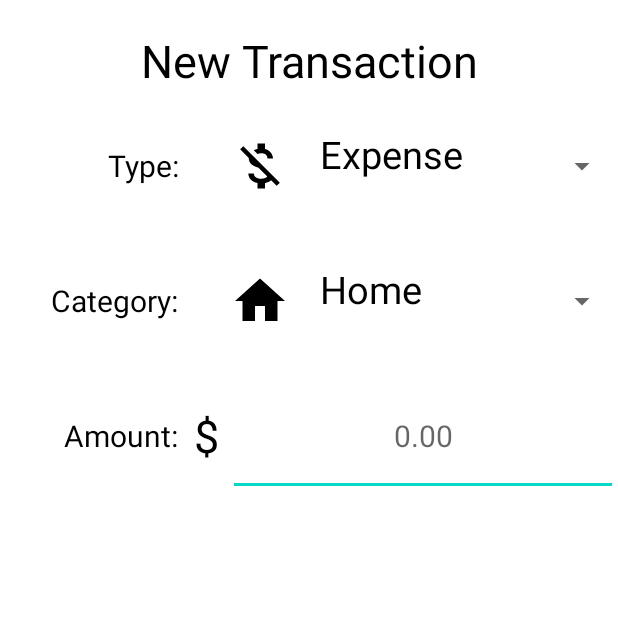
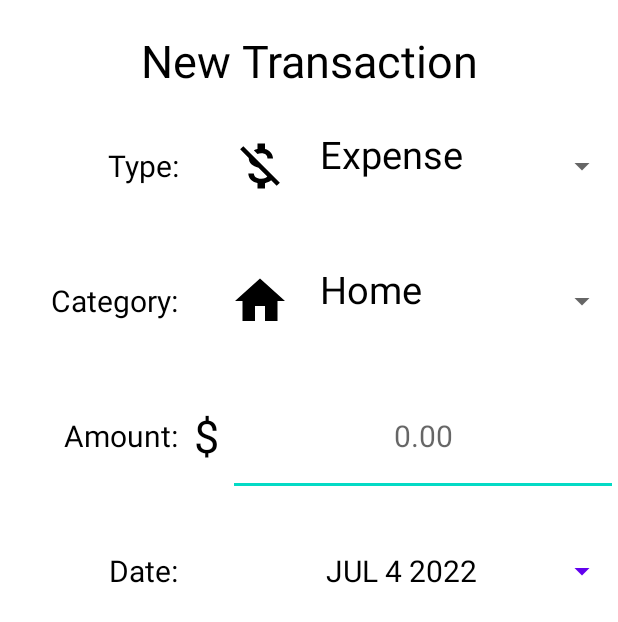
Before and after one commit to DeathlessKraken/expense-tracker, an Android app: the NewMoneyEventActivity screen opened directly, with no data from a screen before it, on a phone screen of 412 x 824 dp. Shown: the top 622 px of the screen. Run offline under Robolectric (Android 15) with nearby library versions, the phone set to English and light mode, and no system bars.

Commit message:
Added DatePicker button with todays date and max date

```diff
--- a/app/src/main/java/com/example/expensetracker/NewMoneyEventActivity.java
+++ b/app/src/main/java/com/example/expensetracker/NewMoneyEventActivity.java
@@ -2,19 +2,27 @@ package com.example.expensetracker;
 
 import androidx.appcompat.app.AppCompatActivity;
 
+import android.app.AlertDialog;
+import android.app.DatePickerDialog;
 import android.os.Bundle;
 import android.text.Editable;
 import android.text.TextWatcher;
+import android.view.View;
+import android.widget.Button;
+import android.widget.DatePicker;
 import android.widget.EditText;
 import android.widget.NumberPicker;
 import android.widget.Spinner;
+
+import java.util.Calendar;
 
 public class NewMoneyEventActivity extends AppCompatActivity {
 
     private Spinner categorySpinner;
     private Spinner typeSpinner;
 
-    private EditText amountText;
+    private DatePickerDialog datePickerDialog;
+    private Button dateButton;
 
     @Override
     protected void onCreate(Bundle savedInstanceState) {
@@ -24,9 +32,13 @@ public class NewMoneyEventActivity extends AppCompatActivity {
         Category.initCategoryList();
         Type.initTypeList();
 
+        initDatePicker();
+
         categorySpinner = (Spinner) findViewById(R.id.categorySpinner);
         typeSpinner = (Spinner) findViewById(R.id.typeSpinner);
-        amountText = (EditText) findViewById(R.id.amountEditText);
+        dateButton = findViewById(R.id.datePickerButton);
+
+        dateButton.setText(getTodaysDate());
 
         CategorySpinnerAdapter categorySpinnerAdapter = new CategorySpinnerAdapter(this, R.layout.spinner_cell, Category.getCategoryList());
         categorySpinner.setAdapter(categorySpinnerAdapter);
@@ -37,6 +49,80 @@ public class NewMoneyEventActivity extends AppCompatActivity {
         typeSpinner.setSelection(1);
     }
 
+    private String getTodaysDate()
+    {
+        Calendar cal = Calendar.getInstance();
+        int year = cal.get(Calendar.YEAR);
+        int month = cal.get(Calendar.MONTH);
+        int day = cal.get(Calendar.DAY_OF_MONTH);
+
+        return makeDateString(day, month + 1, year);
+    }
+
+    private void initDatePicker()
+    {
+        DatePickerDialog.OnDateSetListener dateSetListener = new DatePickerDialog.OnDateSetListener()
+        {
+            @Override
+            public void onDateSet(DatePicker datePicker, int year, int month, int day)
+            {
+                month = month + 1;
+                String date = makeDateString(day, month, year);
+                dateButton.setText(date);
+            }
+        };
+
+        Calendar cal = Calendar.getInstance();
+        int year = cal.get(Calendar.YEAR);
+        int month = cal.get(Calendar.MONTH);
+        int day = cal.get(Calendar.DAY_OF_MONTH);
+
+        int style = AlertDialog.THEME_HOLO_LIGHT;
+
+        datePickerDialog = new DatePickerDialog(this, style, dateSetListener, year, month, day);
+        datePickerDialog.getDatePicker().setMaxDate(System.currentTimeMillis());
+    }
+
+    public void openDatePicker(View view)
+    {
+        datePickerDialog.show();
+    }
+
+    private String makeDateString(int day, int month, int year)
+    {
+        return getMonthFormat(month) + " " + day + " " + year;
+    }
+
+    private String getMonthFormat(int month)
+    {
+        if(month == 1)
+            return "JAN";
+        if(month == 2)
+            return "FEB";
+        if(month == 3)
+            return "MAR";
+        if(month == 4)
+            return "APR";
+        if(month == 5)
+            return "MAY";
+        if(month == 6)
+            return "JUN";
+        if(month == 7)
+            return "JUL";
+        if(month == 8)
+            return "AUG";
+        if(month == 9)
+            return "SEP";
+        if(month == 10)
+            return "OCT";
+        if(month == 11)
+            return "NOV";
+        if(month == 12)
+            return "DEC";
+
+        return "BUN";
+    }
+
     @Override
     protected void onStop() {
         super.onStop();
--- a/app/src/main/res/layout/activity_new_money_event.xml
+++ b/app/src/main/res/layout/activity_new_money_event.xml
@@ -128,9 +128,41 @@
 
             </EditText>
         </LinearLayout>
+    </LinearLayout>
+
+    <LinearLayout
+        android:id="@+id/dateLayout"
+        android:orientation="horizontal"
+        android:layout_width="match_parent"
+        android:layout_height="wrap_content"
+        android:layout_below="@+id/amountLayout"
+        android:layout_marginTop="10dp">
+
+        <TextView
+            android:layout_width="0dp"
+            android:layout_weight="3"
+            android:layout_height="80dp"
+            android:text="Date: "
+            android:textColor="@color/black"
+            android:textSize="20sp"
+            android:layout_gravity="center_vertical"
+            android:gravity="center"
+            android:textAlignment="textEnd"
+            tools:ignore="RtlCompat" />
+
+        <Button
+            android:id="@+id/datePickerButton"
+            android:layout_width="0dp"
+            android:layout_weight="7"
+            android:layout_height="wrap_content"
+            android:layout_gravity="center"
+            android:onClick="openDatePicker"
+            android:text="date"
+            android:textColor="@color/black"
+            android:textSize="20sp"
+            android:textAlignment="center"
+            style="?android:spinnerStyle"/>
 
     </LinearLayout>
 
-
-
 </RelativeLayout>
```
